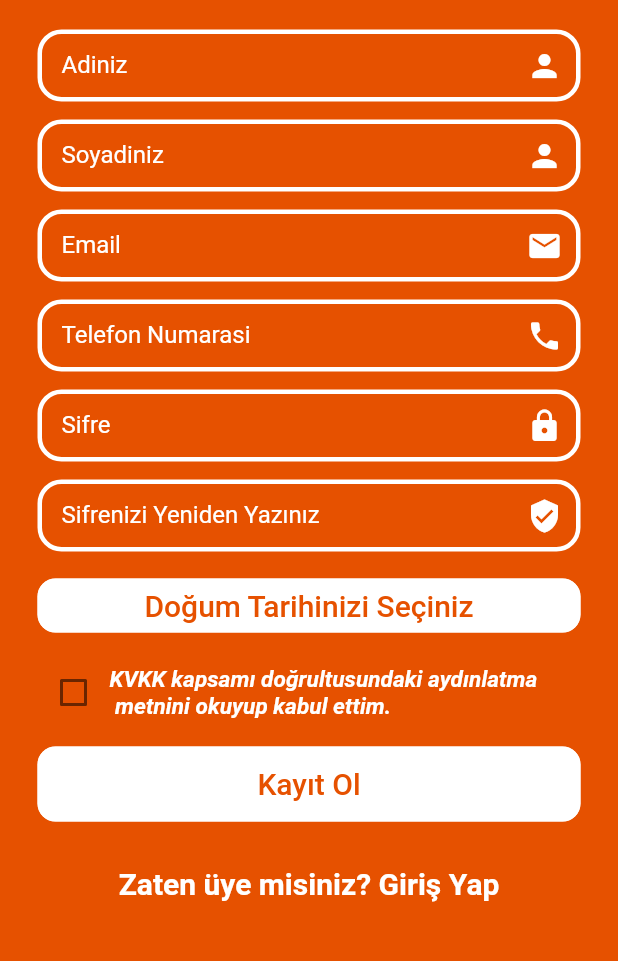
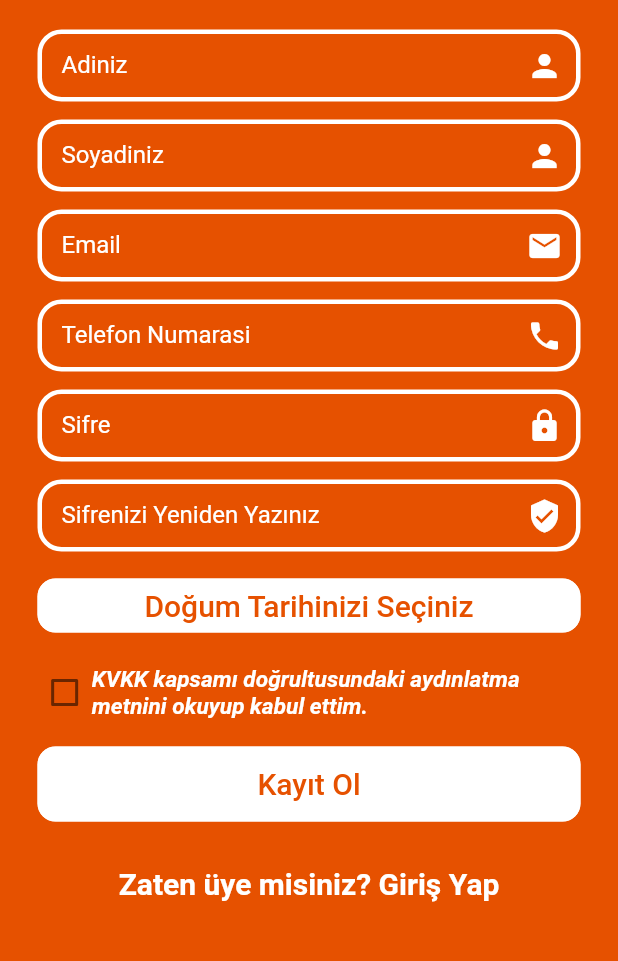
Before and after one commit to tarikisildar/SelfSahaf, a Flutter app: the screen it shows after launch, after a tap on "Kayit Ol", on a phone screen of 412 x 824 dp, the part 188-1149 px from its top. Run offline on Flutter 3.47's test engine with Material 2 defaults, Android fonts, the light colour scheme and no system bars; our stand-ins replace carousel_pro, cookie_jar, dio, dio_cookie_manager, get_it; accounts and stored records are empty.

Commit message:
visual fix

```diff
--- a/lib/views/products_pages/add_book.dart
+++ b/lib/views/products_pages/add_book.dart
@@ -68,6 +68,7 @@ class _AddBookState extends State<AddBook> {
                 Padding(
                   padding: const EdgeInsets.only(bottom: 12.0, top: 12.0),
                   child: InputField(
+                    lines: 1,
                     validation: _booknameValidation,
                     controller: _booknameController,
                     labelText: "Book's Name",
@@ -76,6 +77,7 @@ class _AddBookState extends State<AddBook> {
                 Padding(
                   padding: const EdgeInsets.only(bottom: 12.0),
                   child: InputField(
+                    lines: 1,
                     validation: _authorValidation,
                     controller: _authorController,
                     labelText: "Author's Name",
@@ -84,6 +86,7 @@ class _AddBookState extends State<AddBook> {
                 Padding(
                   padding: const EdgeInsets.only(bottom: 12.0),
                   child: InputField(
+                    lines: 1,
                     controller: _categoryController,
                     labelText: "Category", validation: null,
                   ),
@@ -91,14 +94,17 @@ class _AddBookState extends State<AddBook> {
                 Padding(
                   padding: const EdgeInsets.only(bottom: 12.0),
                   child: InputField(
+                    lines: 5,
                     validation: _descriptionValidation,
                     controller: _descriptionController,
                     labelText: "Description",
+
                   ),
                 ),
                 Padding(
                   padding: const EdgeInsets.only(top: 3.0, bottom: 3.0),
                   child: InputField(
+                    lines: 1,
                     controller: _priceController,
                     labelText: "Price", validation: null,
                   ),
--- a/lib/views/registration/input_field.dart
+++ b/lib/views/registration/input_field.dart
@@ -2,6 +2,7 @@ import 'package:flutter/material.dart';
 
 class InputField extends StatefulWidget {
   final TextInputType inputType;
+  final int lines;
   final String labelText;
   final Icon suffixIcon;
   final bool isPassword;
@@ -10,6 +11,7 @@ class InputField extends StatefulWidget {
 
   InputField(
       {this.inputType,
+      this.lines,
       @required this.controller,
       this.labelText,
       this.suffixIcon,
@@ -27,6 +29,7 @@ class _InputFieldState extends State<InputField> {
   Widget build(BuildContext context) {
     return TextFormField(
 
+      maxLines: widget.lines,
       controller: widget.controller,
       validator: widget.validation,
       cursorColor: Colors.orange,
--- a/lib/views/registration/login.dart
+++ b/lib/views/registration/login.dart
@@ -116,6 +116,7 @@ class _LoginPageState extends State<LoginPage> {
                   Padding(
                     padding: const EdgeInsets.only(top: 15.0),
                     child: InputField(
+                      lines: 1,
                       controller: _emailController,
                       inputType: TextInputType.emailAddress,
                       labelText: "Email",
@@ -129,6 +130,7 @@ class _LoginPageState extends State<LoginPage> {
                   Padding(
                     padding: const EdgeInsets.only(top: 15.0),
                     child: InputField(
+                      lines: 1,
                       validation: passwrdValidation,
                       isPassword: true,
                       controller: _passwordController,
--- a/lib/views/registration/signup.dart
+++ b/lib/views/registration/signup.dart
@@ -174,6 +174,7 @@ class _SignupState extends State<Signup> {
                     ),
                     SizedBox(height: 20.0),
                     InputField(
+                      lines: 1,
                       controller: _fnameController,
                       inputType: TextInputType.text,
                       validation: fnameValidation,
@@ -185,6 +186,7 @@ class _SignupState extends State<Signup> {
                     ),
                     SizedBox(height: 12.0),
                     InputField(
+                      lines: 1,
                       controller: _surnameController,
                       inputType: TextInputType.text,
                       validation: surnameValidation,
@@ -196,6 +198,7 @@ class _SignupState extends State<Signup> {
                     ),
                     SizedBox(height: 12.0),
                     InputField(
+                      lines: 1,
                       controller: _emailController,
                       inputType: TextInputType.emailAddress,
                       validation: emailValidation,
@@ -207,6 +210,7 @@ class _SignupState extends State<Signup> {
                     ),
                     SizedBox(height: 12.0),
                     InputField(
+                      lines: 1,
                       controller: _phoneController,
                       inputType: TextInputType.phone,
                       validation: telephoneNumberValidation,
@@ -218,6 +222,7 @@ class _SignupState extends State<Signup> {
                     ),
                     SizedBox(height: 12.0),
                     InputField(
+                      lines: 1,
                       controller: _passController,
                       inputType: TextInputType.visiblePassword,
                       validation: passwrdValidation,
@@ -230,6 +235,7 @@ class _SignupState extends State<Signup> {
                     ),
                     SizedBox(height: 12.0),
                     InputField(
+                      lines: 1,
                       controller: _passCheckController,
                       inputType: TextInputType.visiblePassword,
                       validation: passwrdValidation,
@@ -260,7 +266,9 @@ class _SignupState extends State<Signup> {
                     ),
                     SizedBox(height: 10.0),
                     Row(children: <Widget>[
-                      Checkbox(
+                      Expanded(
+                        flex: 2,
+                        child: Checkbox(
                           activeColor: Colors.white,
                           checkColor: Colors.white,
                           onChanged: (bool value) {
@@ -268,17 +276,21 @@ class _SignupState extends State<Signup> {
                           },
                           value: this._kvkk,
                         ),
-                      Text(
-                        "KVKK kapsamı doğrultusundaki aydınlatma\n metnini okuyup kabul ettim.",
+                      ),
+                      Expanded(
+                        flex: 18,
+                        child: Text(
+                          "KVKK kapsamı doğrultusundaki aydınlatma metnini okuyup kabul ettim.",
                           style: TextStyle(
                               fontSize: 15,
                               color: Colors.white,
                               fontStyle: FontStyle.italic),
                         ),
+                      ),
                     ]),
                     SizedBox(height: 12.0),
                     Container(
-                        width: 80.0,
+                        width: 50.0,
                         height: 50.0,
                         child: FlatButton(
                           shape: new RoundedRectangleBorder(
@@ -336,6 +348,7 @@ class _SignupState extends State<Signup> {
                                   MaterialPageRoute(
                                       builder: (context) => LoginPage()));
                             })),
+                            SizedBox(height: 30,)
                   ],
                 ),
               ),
```
Lines whose indentation alone changed are shown as unchanged.
